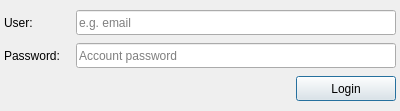
l3enQ/QtCUrl, file App/UserInfo/views/loginform.ui: the form before one commit.
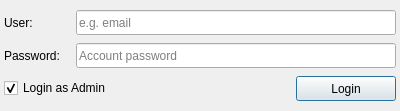
The form after the commit.

Commit message: Admin mode and user mode added Tab orders modified

```diff
--- a/App/UserInfo/views/loginform.ui
+++ b/App/UserInfo/views/loginform.ui
@@ -158,6 +158,16 @@
          </property>
         </widget>
        </item>
+       <item row="2" column="0" colspan="2">
+        <widget class="QCheckBox" name="chkbxAdmin">
+         <property name="text">
+          <string>Login as Admin</string>
+         </property>
+         <property name="checked">
+          <bool>true</bool>
+         </property>
+        </widget>
+       </item>
       </layout>
      </widget>
      <widget class="QWidget" name="pLogout">
```
Left out of the diff: 8 changed lines with no effect on the pictures. The commit also changes 8 other files.
